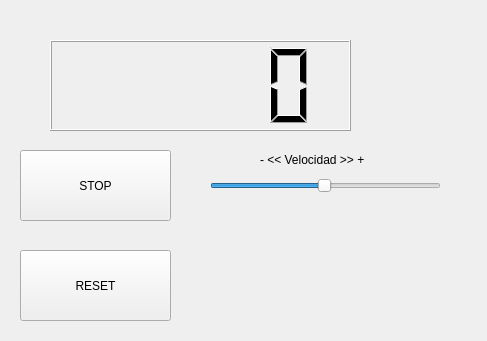
Above: ejemplo1/counterDlg.ui from calejandropt/robotica before the change. Below: the same form after it.
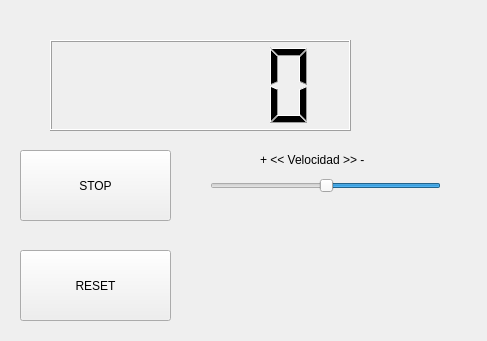
That is the form after the change.

Commit message: Slider funcional, aunque es un poco raro

Diff of the .ui file:
```diff
--- a/ejemplo1/counterDlg.ui
+++ b/ejemplo1/counterDlg.ui
@@ -70,12 +70,39 @@
      <height>0</height>
     </size>
    </property>
+   <property name="mouseTracking">
+    <bool>false</bool>
+   </property>
+   <property name="minimum">
+    <number>100</number>
+   </property>
+   <property name="maximum">
+    <number>10000</number>
+   </property>
+   <property name="singleStep">
+    <number>1</number>
+   </property>
+   <property name="pageStep">
+    <number>10</number>
+   </property>
    <property name="value">
-    <number>49</number>
+    <number>5000</number>
+   </property>
+   <property name="sliderPosition">
+    <number>5000</number>
+   </property>
+   <property name="tracking">
+    <bool>true</bool>
    </property>
    <property name="orientation">
     <enum>Qt::Horizontal</enum>
    </property>
+   <property name="invertedAppearance">
+    <bool>true</bool>
+   </property>
+   <property name="invertedControls">
+    <bool>false</bool>
+   </property>
   </widget>
   <widget class="QLabel" name="label">
    <property name="geometry">
@@ -87,7 +114,7 @@
     </rect>
    </property>
    <property name="text">
-    <string>- &lt;&lt; Velocidad &gt;&gt; +</string>
+    <string>+ &lt;&lt; Velocidad &gt;&gt; -</string>
    </property>
   </widget>
  </widget>
```
The commit also changes 3 other files.
